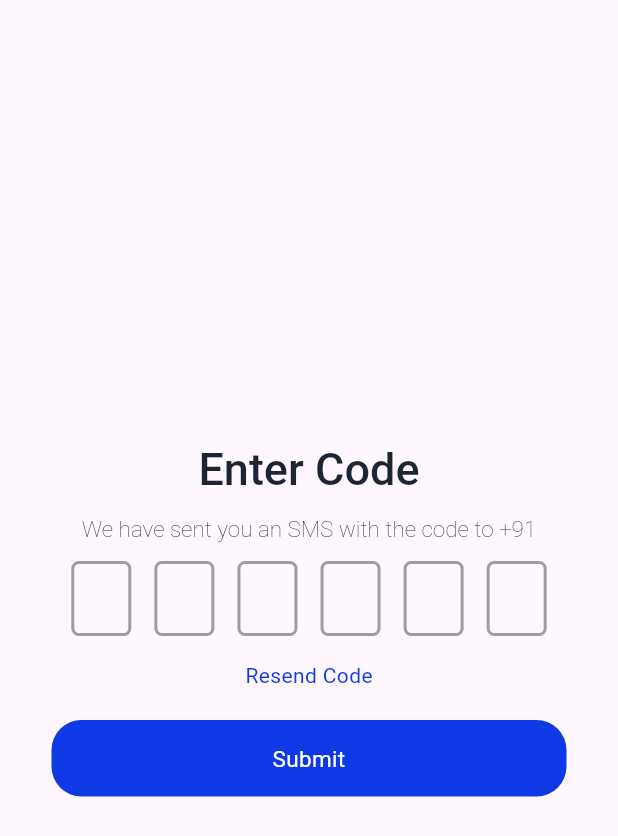
After one commit to ShubhamS40/VibeChat, a Flutter app: the Verification screen opened directly, after a tap on "Continue", on a phone screen of 412 x 824 dp. The commit adds this screen. Shown: the top 836 px of the screen. Run offline on Flutter 3.47's test engine with Material 3 defaults, Android fonts, the phone set to English and light mode, and no system bars; drawn by our look-alikes of pin_code_fields; our stand-ins replace country_picker.

Commit message:
two step verification ui code done

```diff
--- a/lib/screen/verification.dart
+++ b/lib/authentication/verification.dart
@@ -1,6 +1,8 @@
 import 'package:flutter/material.dart';
 import 'package:vibechat/components/button.dart';
 import 'package:country_picker/country_picker.dart';
+import 'package:vibechat/authentication/verification2.dart';
+import 'package:pin_code_fields/pin_code_fields.dart';
 
 class Verification extends StatefulWidget {
   const Verification({super.key});
@@ -12,6 +14,8 @@ class Verification extends StatefulWidget {
 class _VerificationState extends State<Verification> {
    String country_flag="IN";
    String country_code="+91";
+
+
    TextEditingController numberInput= TextEditingController();
 
   @override
@@ -44,7 +48,9 @@ class _VerificationState extends State<Verification> {
 
 
                         ),
-                       child: Text("Please confirm your country code and enter your phone number",style: Theme.of(context).textTheme.headlineSmall,textAlign: TextAlign.center,))
+                       child: Text("Please confirm your country code and enter your phone number",style: Theme.of(context).textTheme.headlineSmall,textAlign: TextAlign.center,)),
+
+
                  ],
                ),
              ),
@@ -68,6 +74,7 @@ class _VerificationState extends State<Verification> {
                   width: MediaQuery.of(context).size.width/1.8,
                   child: TextField(
                     keyboardType: TextInputType.number,
+                    controller: numberInput,
                     decoration: InputDecoration(
                         labelText: "Phone Number",
                         border: OutlineInputBorder(
@@ -80,7 +87,10 @@ class _VerificationState extends State<Verification> {
               ],
             ),),
            SizedBox(height: 50),
-            Button(text: "Continue")
+            Button(text: "Continue",onTap: (){
+              Navigator.push(context, MaterialPageRoute(builder: (context)=> Verification2(country_code: country_code,mobile_number: numberInput.text,)));
+
+            },)
 
 
           ],
--- /dev/null
+++ b/lib/authentication/verification2.dart
@@ -0,0 +1,76 @@
+import 'package:flutter/material.dart';
+import 'package:pin_code_fields/pin_code_fields.dart';
+import 'package:vibechat/components/button.dart';
+import 'package:vibechat/screen/userdetail.dart';
+
+class Verification2 extends StatefulWidget {
+  final String country_code;
+  final String mobile_number;
+  const Verification2({super.key,required this.country_code,required this.mobile_number});
+
+
+  @override
+  State<Verification2> createState() => _Verification2State();
+}
+
+class _Verification2State extends State<Verification2> {
+  String otp="";
+  @override
+  Widget build(BuildContext context) {
+    return Scaffold(
+      body: Container(
+        width: MediaQuery.of(context).size.width,
+        height: MediaQuery.of(context).size.height,
+          child:   Column(
+        mainAxisAlignment: MainAxisAlignment.center,
+        children: [
+          Text("Enter Code",style:Theme.of(context).textTheme.headlineMedium),
+          Container(
+              width: MediaQuery.of(context).size.width/1,
+              margin: EdgeInsets.all(10),
+              padding: EdgeInsets.all(1),
+              decoration: BoxDecoration(
+
+
+              ),
+              child: Text("We have sent you an SMS with the code to ${widget.country_code} ${widget.mobile_number} ",style: Theme.of(context).textTheme.headlineSmall,textAlign: TextAlign.center,)),
+
+          Container(
+            alignment: Alignment.center,
+            width: MediaQuery.of(context).size.width/1.3,
+            decoration: BoxDecoration(
+
+            ),
+            child: Expanded(
+              child: PinCodeTextField(
+                appContext: context,
+                length: 6, // Number of OTP digits
+                onChanged: (value) {
+                  setState(() {
+                  otp=value;
+                  });
+                },
+                keyboardType: TextInputType.number,
+                pinTheme: PinTheme(
+                  shape: PinCodeFieldShape.box,
+                  borderRadius: BorderRadius.circular(5),
+                  fieldHeight: 50,
+                  fieldWidth: 40,
+                  activeColor: Colors.blue,
+                  inactiveColor: Colors.grey,
+                ),
+              ),
+            ),
+          ),
+          Text("Resend Code",style: TextStyle(color: Color(0xF0002DE3)),),
+          SizedBox(height: 20,),
+          Button(text: "Submit",onTap: (){
+            Navigator.push(context, MaterialPageRoute(builder: (context)=>Userdetail()));
+          },),
+
+        ],
+      ),
+      )
+    );
+  }
+}
--- a/lib/main.dart
+++ b/lib/main.dart
@@ -1,5 +1,7 @@
 import 'package:flutter/material.dart';
-import 'package:vibechat/screen/verification.dart';
+import 'package:vibechat/screen/userdetail.dart';
+import 'package:vibechat/authentication/verification.dart';
+import 'package:vibechat/authentication/verification2.dart';
 import 'package:vibechat/screen/walkthrough.dart';
 
 void main() {
@@ -29,6 +31,6 @@ class MyApp extends StatelessWidget {
           colorScheme: ColorScheme.fromSeed(seedColor: Colors.deepPurple),
           useMaterial3: true,
         ),
-        home: Walkthrough());
+        home:Walkthrough());
   }
 }
--- a/lib/screen/walkthrough.dart
+++ b/lib/screen/walkthrough.dart
@@ -1,6 +1,6 @@
 import 'package:flutter/material.dart';
 import 'package:vibechat/components/button.dart';
-import 'package:vibechat/screen/verification.dart';
+import 'package:vibechat/authentication/verification.dart';
 
 class Walkthrough extends StatelessWidget {
   const Walkthrough({super.key});
--- a/pubspec.yaml
+++ b/pubspec.yaml
@@ -36,6 +36,7 @@ dependencies:
   # Use with the CupertinoIcons class for iOS style icons.
   cupertino_icons: ^1.0.8
   country_picker: ^2.0.27
+  pin_code_fields: ^8.0.1
 
 dev_dependencies:
   flutter_test:
```
Also changed, not shown: lib/screen/chat.dart (added, +19 -0 lines), lib/screen/userdetail.dart (added, +73 -0 lines), pubspec.lock.
